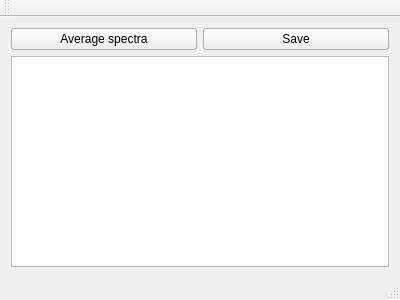
Qt form mainwindow.ui (szazdenes/SpectrumAnalysis) before a commit.
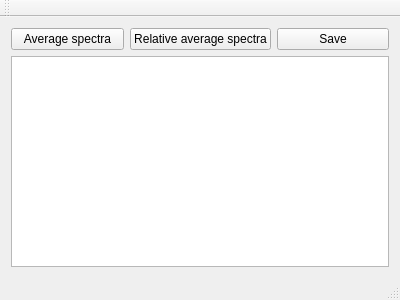
The same form after that commit.

Commit message: relative averaged spectrum calculation

Diff of the .ui file:
```diff
--- a/mainwindow.ui
+++ b/mainwindow.ui
@@ -22,16 +22,23 @@
       </property>
      </widget>
     </item>
-    <item row="0" column="1">
+    <item row="0" column="2">
      <widget class="QPushButton" name="pushButton_2">
       <property name="text">
        <string>Save</string>
       </property>
      </widget>
     </item>
-    <item row="1" column="0" colspan="2">
+    <item row="1" column="0" colspan="3">
      <widget class="QListWidget" name="listWidget"/>
     </item>
+    <item row="0" column="1">
+     <widget class="QPushButton" name="pushButton_3">
+      <property name="text">
+       <string>Relative average spectra</string>
+      </property>
+     </widget>
+    </item>
    </layout>
   </widget>
   <widget class="QMenuBar" name="menuBar">
```
The commit also changes 3 other files.
